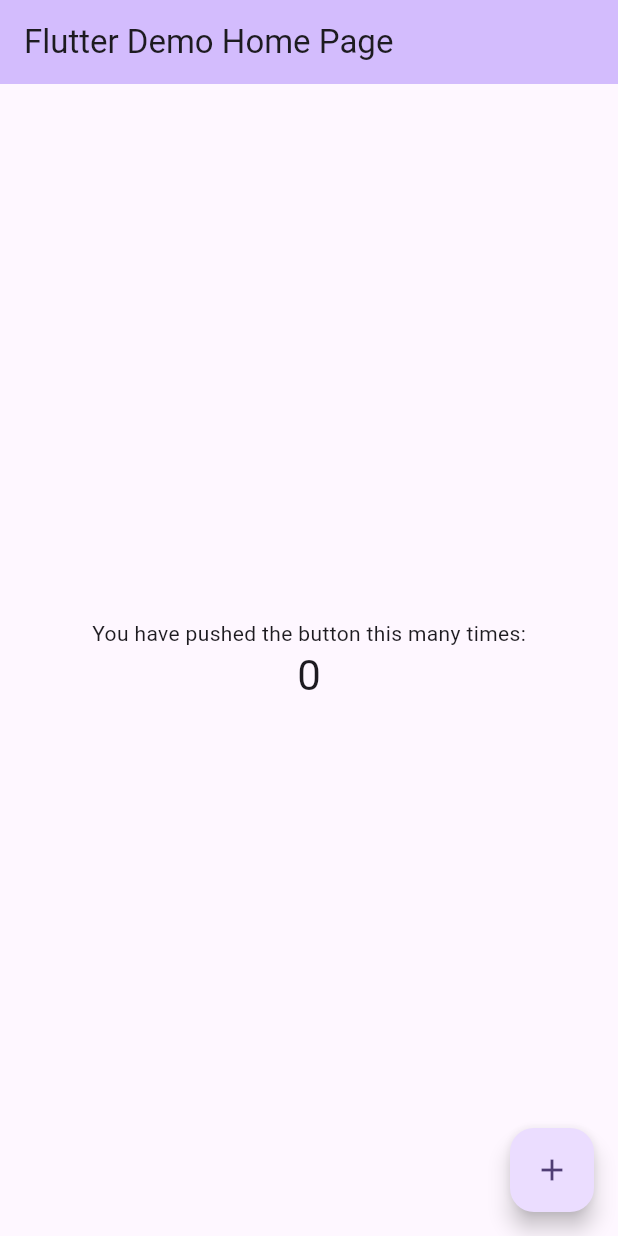
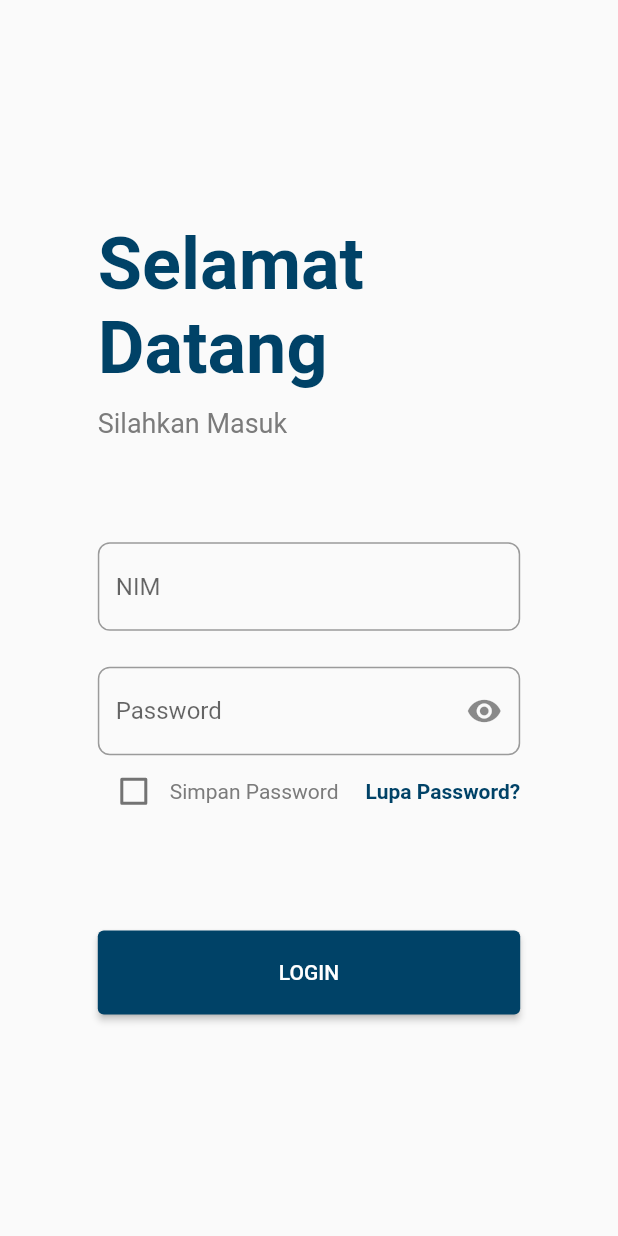
Before and after one commit to silveron19/booking-class-TP, a Flutter app: the screen it shows after launch, on a phone screen of 412 x 824 dp. Run offline on Flutter 3.47's test engine with Material 2 defaults, Android fonts, the phone set to English and light mode, and no system bars; project files that could hold a hidden picture were left out.

Commit message:
Penambahan halaman login page
02/07/2023 18:44
Penambahan halaman login dengan autentikasi

```diff
--- a/booking_class_tp_mobile/lib/main.dart
+++ b/booking_class_tp_mobile/lib/main.dart
@@ -1,4 +1,17 @@
 import 'package:flutter/material.dart';
+import 'package:flutter/services.dart';
+
+Color indigoDye = const Color(0xff004267);
+Color grey = const Color(0xff7B7B7B);
+Color dimGrey = const Color(0xff616265);
+Color customWhite = const Color(0xFFFFFFFF);
+Color customBlack = const Color(0xff000000);
+
+Map user = {
+  'Nama': {'Password': '12345'},
+  'Nama1': {'Password': '12345'},
+  'Nama2': {'Password': '12345'},
+};
 
 void main() {
   runApp(const MyApp());
@@ -7,119 +20,153 @@ void main() {
 class MyApp extends StatelessWidget {
   const MyApp({super.key});
 
-  // This widget is the root of your application.
   @override
   Widget build(BuildContext context) {
     return MaterialApp(
-      title: 'Flutter Demo',
-      theme: ThemeData(
-        // This is the theme of your application.
-        //
-        // TRY THIS: Try running your application with "flutter run". You'll see
-        // the application has a blue toolbar. Then, without quitting the app,
-        // try changing the seedColor in the colorScheme below to Colors.green
-        // and then invoke "hot reload" (save your changes or press the "hot
-        // reload" button in a Flutter-supported IDE, or press "r" if you used
-        // the command line to start the app).
-        //
-        // Notice that the counter didn't reset back to zero; the application
-        // state is not lost during the reload. To reset the state, use hot
-        // restart instead.
-        //
-        // This works for code too, not just values: Most code changes can be
-        // tested with just a hot reload.
-        colorScheme: ColorScheme.fromSeed(seedColor: Colors.deepPurple),
-        useMaterial3: true,
-      ),
-      home: const MyHomePage(title: 'Flutter Demo Home Page'),
+      title: 'Class Booking App',
+      home: const LoginPage(),
     );
   }
 }
 
-class MyHomePage extends StatefulWidget {
-  const MyHomePage({super.key, required this.title});
-
-  // This widget is the home page of your application. It is stateful, meaning
-  // that it has a State object (defined below) that contains fields that affect
-  // how it looks.
-
-  // This class is the configuration for the state. It holds the values (in this
-  // case the title) provided by the parent (in this case the App widget) and
-  // used by the build method of the State. Fields in a Widget subclass are
-  // always marked "final".
-
-  final String title;
+class LoginPage extends StatefulWidget {
+  const LoginPage({super.key});
 
   @override
-  State<MyHomePage> createState() => _MyHomePageState();
+  State<LoginPage> createState() => _LoginPageState();
 }
 
-class _MyHomePageState extends State<MyHomePage> {
-  int _counter = 0;
+class _LoginPageState extends State<LoginPage> {
+  bool rememberMe = false;
+  bool obscurePassword = true;
 
-  void _incrementCounter() {
-    setState(() {
-      // This call to setState tells the Flutter framework that something has
-      // changed in this State, which causes it to rerun the build method below
-      // so that the display can reflect the updated values. If we changed
-      // _counter without calling setState(), then the build method would not be
-      // called again, and so nothing would appear to happen.
-      _counter++;
-    });
-  }
+  final _formKey = GlobalKey<FormState>();
+  final _username = TextEditingController();
+  final _password = TextEditingController();
 
   @override
   Widget build(BuildContext context) {
-    // This method is rerun every time setState is called, for instance as done
-    // by the _incrementCounter method above.
-    //
-    // The Flutter framework has been optimized to make rerunning build methods
-    // fast, so that you can just rebuild anything that needs updating rather
-    // than having to individually change instances of widgets.
     return Scaffold(
-      appBar: AppBar(
-        // TRY THIS: Try changing the color here to a specific color (to
-        // Colors.amber, perhaps?) and trigger a hot reload to see the AppBar
-        // change color while the other colors stay the same.
-        backgroundColor: Theme.of(context).colorScheme.inversePrimary,
-        // Here we take the value from the MyHomePage object that was created by
-        // the App.build method, and use it to set our appbar title.
-        title: Text(widget.title),
-      ),
       body: Center(
-        // Center is a layout widget. It takes a single child and positions it
-        // in the middle of the parent.
-        child: Column(
-          // Column is also a layout widget. It takes a list of children and
-          // arranges them vertically. By default, it sizes itself to fit its
-          // children horizontally, and tries to be as tall as its parent.
-          //
-          // Column has various properties to control how it sizes itself and
-          // how it positions its children. Here we use mainAxisAlignment to
-          // center the children vertically; the main axis here is the vertical
-          // axis because Columns are vertical (the cross axis would be
-          // horizontal).
-          //
-          // TRY THIS: Invoke "debug painting" (choose the "Toggle Debug Paint"
-          // action in the IDE, or press "p" in the console), to see the
-          // wireframe for each widget.
-          mainAxisAlignment: MainAxisAlignment.center,
-          children: <Widget>[
-            const Text(
-              'You have pushed the button this many times:',
-            ),
-            Text(
-              '$_counter',
-              style: Theme.of(context).textTheme.headlineMedium,
-            ),
-          ],
+        child: Container(
+          padding: const EdgeInsets.all(24),
+          width: MediaQuery.of(context).size.width * .8,
+          height: MediaQuery.of(context).size.height * .7,
+          child: Column(
+            mainAxisAlignment: MainAxisAlignment.spaceBetween,
+            crossAxisAlignment: CrossAxisAlignment.stretch,
+            children: [
+              Column(
+                crossAxisAlignment: CrossAxisAlignment.start,
+                children: [
+                  Text(
+                    'Selamat Datang',
+                    style: TextStyle(
+                        color: indigoDye,
+                        fontSize: 48,
+                        fontWeight: FontWeight.bold),
+                  ),
+                  SizedBox(
+                    height: 12,
+                  ),
+                  Text(
+                    'Silahkan Masuk',
+                    style: TextStyle(color: grey, fontSize: 18),
+                  ),
+                ],
+              ),
+              Form(
+                key: _formKey,
+                child: Column(children: [
+                  TextFormField(
+                    controller: _username,
+                    validator: (value) {
+                      if (!user.containsKey(value)) {
+                        return 'Username tidak tersedia';
+                      }
+                      return null;
+                    },
+                    decoration: InputDecoration(
+                        hintText: 'NIM',
+                        border: OutlineInputBorder(
+                            borderRadius: BorderRadius.circular(8))),
+                  ),
+                  SizedBox(
+                    height: 24,
+                  ),
+                  TextFormField(
+                    controller: _password,
+                    decoration: InputDecoration(
+                        hintText: 'Password',
+                        border: OutlineInputBorder(
+                            borderRadius: BorderRadius.circular(8)),
+                        suffixIcon: IconButton(
+                          icon: Icon(Icons.visibility),
+                          onPressed: () {
+                            setState(() {
+                              obscurePassword = !obscurePassword;
+                            });
+                          },
+                        )),
+                    obscureText: obscurePassword,
+                    validator: (value) {
+                      if (_username.text.isEmpty) {
+                        return 'Akun tid';
+                      } else if (_password.text.isEmpty) {
+                        return 'Password tidak boleh kosong';
+                      } else if (value != user[_username.text]['Password']) {
+                        return 'Password salah';
+                      }
+                    },
+                  ),
+                  Row(
+                    mainAxisAlignment: MainAxisAlignment.spaceBetween,
+                    children: [
+                      Row(
+                        mainAxisAlignment: MainAxisAlignment.start,
+                        children: [
+                          Checkbox(
+                              value: rememberMe,
+                              onChanged: (value) {
+                                setState(() {
+                                  rememberMe = value!;
+                                });
+                              }),
+                          Text(
+                            'Simpan Password',
+                            style: TextStyle(color: grey),
+                          )
+                        ],
+                      ),
+                      Text(
+                        'Lupa Password?',
+                        style: TextStyle(
+                            color: indigoDye, fontWeight: FontWeight.bold),
+                      ),
+                    ],
+                  ),
+                ]),
+              ),
+              Container(
+                height: 56,
+                child: ElevatedButton(
+                    style: ElevatedButton.styleFrom(backgroundColor: indigoDye),
+                    onPressed: () {
+                      // Navigator.push(context,
+                      //     MaterialPageRoute(builder: (BuildContext context) {
+                      //   return MainPage();
+                      // }));
+                      if (_formKey.currentState!.validate()) {
+                        debugPrint('Terdapat username');
+                      }
+                    },
+                    child: const Text('LOGIN',
+                        style: TextStyle(color: Colors.white, fontSize: 14))),
+              )
+            ],
+          ),
         ),
       ),
-      floatingActionButton: FloatingActionButton(
-        onPressed: _incrementCounter,
-        tooltip: 'Increment',
-        child: const Icon(Icons.add),
-      ), // This trailing comma makes auto-formatting nicer for build methods.
     );
   }
 }
--- a/booking_class_tp_mobile/pubspec.yaml
+++ b/booking_class_tp_mobile/pubspec.yaml
@@ -74,7 +74,7 @@ flutter:
   # "family" key with the font family name, and a "fonts" key with a
   # list giving the asset and other descriptors for the font. For
   # example:
-fonts:
+  fonts:
     - family: Montserrat
       fonts:
         - asset: assets/font/Montserrat/Montserrat-Light.ttf
```
Also changed, not shown: booking_class_tp_mobile/assets/font/Montserrat/Montserrat-Black.ttf (renamed from booking_class_tp_mobile/assets/fonts/Montserrat/Montserrat-Black.ttf), booking_class_tp_mobile/assets/font/Montserrat/Montserrat-BlackItalic.ttf (renamed from booking_class_tp_mobile/assets/fonts/Montserrat/Montserrat-BlackItalic.ttf), booking_class_tp_mobile/assets/font/Montserrat/Montserrat-Bold.ttf (renamed from booking_class_tp_mobile/assets/fonts/Montserrat/Montserrat-Bold.ttf), booking_class_tp_mobile/assets/font/Montserrat/Montserrat-BoldItalic.ttf (renamed from booking_class_tp_mobile/assets/fonts/Montserrat/Montserrat-BoldItalic.ttf), booking_class_tp_mobile/assets/font/Montserrat/Montserrat-ExtraBold.ttf (renamed from booking_class_tp_mobile/assets/fonts/Montserrat/Montserrat-ExtraBold.ttf), booking_class_tp_mobile/assets/font/Montserrat/Montserrat-ExtraBoldItalic.ttf (renamed from booking_class_tp_mobile/assets/fonts/Montserrat/Montserrat-ExtraBoldItalic.ttf), booking_class_tp_mobile/assets/font/Montserrat/Montserrat-ExtraLight.ttf (renamed from booking_class_tp_mobile/assets/fonts/Montserrat/Montserrat-ExtraLight.ttf), booking_class_tp_mobile/assets/font/Montserrat/Montserrat-ExtraLightItalic.ttf (renamed from booking_class_tp_mobile/assets/fonts/Montserrat/Montserrat-ExtraLightItalic.ttf), booking_class_tp_mobile/assets/font/Montserrat/Montserrat-Italic.ttf (renamed from booking_class_tp_mobile/assets/fonts/Montserrat/Montserrat-Italic.ttf), booking_class_tp_mobile/assets/font/Montserrat/Montserrat-Light.ttf (renamed from booking_class_tp_mobile/assets/fonts/Montserrat/Montserrat-Light.ttf), booking_class_tp_mobile/assets/font/Montserrat/Montserrat-LightItalic.ttf (renamed from booking_class_tp_mobile/assets/fonts/Montserrat/Montserrat-LightItalic.ttf), booking_class_tp_mobile/assets/font/Montserrat/Montserrat-Medium.ttf (renamed from booking_class_tp_mobile/assets/fonts/Montserrat/Montserrat-Medium.ttf), booking_class_tp_mobile/assets/font/Montserrat/Montserrat-MediumItalic.ttf (renamed from booking_class_tp_mobile/assets/fonts/Montserrat/Montserrat-MediumItalic.ttf), booking_class_tp_mobile/assets/font/Montserrat/Montserrat-Regular.ttf (renamed from booking_class_tp_mobile/assets/fonts/Montserrat/Montserrat-Regular.ttf), 4 more files.
